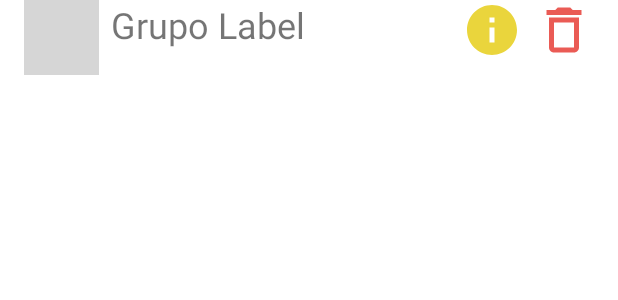
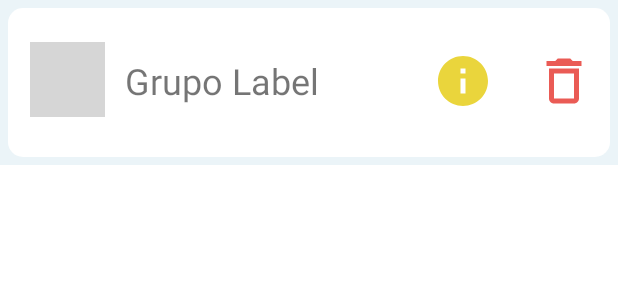
Before and after one commit to alejandroat99/ControlGastosLight, an Android app: the layout layout_grupo_list_item.xml on its own in the app's theme, with its tools: preview values and no code run, on a phone screen of 412 x 824 dp. Shown: the top 300 px of the screen. Run offline under Robolectric (Android 15) with nearby library versions, the phone set to English and light mode, and no system bars; grey boxes are pictures that could not be loaded.

Commit message:
Configurado diseño de la lista de grupos y colores de la aplicación

```diff
--- a/app/src/main/res/layout/fragment_grupos.xml
+++ b/app/src/main/res/layout/fragment_grupos.xml
@@ -13,19 +13,6 @@
         android:layout_height="match_parent"
         android:background="@color/p_background"
         android:backgroundTint="@color/p_background">
-
-        <View
-            android:id="@+id/view"
-            android:layout_width="0dp"
-            android:layout_height="0dp"
-            android:layout_marginTop="80dp"
-            android:background="@drawable/panel_color"
-            app:layout_constraintBottom_toBottomOf="parent"
-            app:layout_constraintEnd_toEndOf="parent"
-            app:layout_constraintHorizontal_bias="1.0"
-            app:layout_constraintStart_toStartOf="parent"
-            app:layout_constraintTop_toTopOf="parent"
-            app:layout_constraintVertical_bias="1.0" />
 
         <ImageButton
             android:id="@+id/btn_add"
@@ -43,14 +30,16 @@
         <ListView
             android:id="@+id/list_grupos"
             android:layout_width="match_parent"
-            android:layout_height="wrap_content"
+            android:layout_height="0dp"
+            android:layout_marginTop="10dp"
+            android:divider="@null"
             android:footerDividersEnabled="false"
             app:layout_constraintBottom_toBottomOf="parent"
             app:layout_constraintEnd_toEndOf="parent"
-            app:layout_constraintHorizontal_bias="0.0"
+            app:layout_constraintHorizontal_bias="1.0"
             app:layout_constraintStart_toStartOf="parent"
             app:layout_constraintTop_toBottomOf="@+id/btn_add"
-            app:layout_constraintVertical_bias="0.043" />
+            app:layout_constraintVertical_bias="0.384" />
 
     </androidx.constraintlayout.widget.ConstraintLayout>
 
--- a/app/src/main/res/layout/layout_grupo_list_item.xml
+++ b/app/src/main/res/layout/layout_grupo_list_item.xml
@@ -1,10 +1,24 @@
 <?xml version="1.0" encoding="utf-8"?>
-<androidx.constraintlayout.widget.ConstraintLayout
-    xmlns:android="http://schemas.android.com/apk/res/android"
+<androidx.constraintlayout.widget.ConstraintLayout xmlns:android="http://schemas.android.com/apk/res/android"
     xmlns:app="http://schemas.android.com/apk/res-auto"
     xmlns:tools="http://schemas.android.com/tools"
     android:layout_width="match_parent"
-    android:layout_height="match_parent">
+    android:layout_height="wrap_content"
+    android:background="@color/p_background">
+
+    <View
+        android:id="@+id/view2"
+        android:layout_width="0dp"
+        android:layout_height="99dp"
+        android:layout_marginStart="5dp"
+        android:layout_marginTop="5dp"
+        android:layout_marginEnd="5dp"
+        android:layout_marginBottom="5dp"
+        android:background="@drawable/panel_color"
+        app:layout_constraintBottom_toBottomOf="parent"
+        app:layout_constraintEnd_toEndOf="parent"
+        app:layout_constraintStart_toStartOf="parent"
+        app:layout_constraintTop_toTopOf="parent" />
 
     <TextView
         android:id="@+id/text_item_label"
@@ -12,22 +26,23 @@
         android:layout_height="wrap_content"
         android:text="Grupo Label"
         android:textSize="24sp"
+        app:layout_constraintBottom_toBottomOf="@+id/icon_view"
         app:layout_constraintEnd_toStartOf="@+id/btn_info"
-        app:layout_constraintHorizontal_bias="0.073"
+        app:layout_constraintHorizontal_bias="0.147"
         app:layout_constraintStart_toEndOf="@+id/icon_view"
-        app:layout_constraintTop_toTopOf="parent" />
+        app:layout_constraintTop_toTopOf="@+id/icon_view"
+        app:layout_constraintVertical_bias="0.555" />
 
-    <ImageButton
-        android:id="@+id/btn_info"
-        android:layout_width="40dp"
-        android:layout_height="40dp"
-        android:background="#FFFFFF"
-        android:scaleType="fitXY"
-        app:layout_constraintEnd_toStartOf="@+id/btn_delete"
-        app:layout_constraintHorizontal_bias="0.974"
+    <ImageView
+        android:id="@+id/icon_view"
+        android:layout_width="50dp"
+        android:layout_height="50dp"
+        android:layout_marginStart="20dp"
+        android:layout_marginTop="28dp"
+        android:scaleType="fitCenter"
         app:layout_constraintStart_toStartOf="parent"
         app:layout_constraintTop_toTopOf="parent"
-        app:srcCompat="@drawable/ic_detail" />
+        tools:srcCompat="@tools:sample/avatars" />
 
     <ImageButton
         android:id="@+id/btn_delete"
@@ -36,17 +51,22 @@
         android:layout_marginEnd="16dp"
         android:background="#FFFFFF"
         android:scaleType="fitXY"
+        app:layout_constraintBottom_toBottomOf="@+id/btn_info"
         app:layout_constraintEnd_toEndOf="parent"
-        app:layout_constraintTop_toTopOf="parent"
+        app:layout_constraintTop_toTopOf="@+id/btn_info"
         app:srcCompat="@drawable/ic_delete" />
 
-    <ImageView
-        android:id="@+id/icon_view"
-        android:layout_width="50dp"
-        android:layout_height="50dp"
-        android:layout_marginStart="16dp"
-        android:scaleType="fitCenter"
+    <ImageButton
+        android:id="@+id/btn_info"
+        android:layout_width="40dp"
+        android:layout_height="40dp"
+        android:background="#FFFFFF"
+        android:scaleType="fitXY"
+        app:layout_constraintBottom_toBottomOf="@+id/text_item_label"
+        app:layout_constraintEnd_toStartOf="@+id/btn_delete"
+        app:layout_constraintHorizontal_bias="0.913"
         app:layout_constraintStart_toStartOf="parent"
-        app:layout_constraintTop_toTopOf="parent"
-        tools:srcCompat="@tools:sample/avatars" />
+        app:layout_constraintTop_toTopOf="@+id/text_item_label"
+        app:srcCompat="@drawable/ic_detail" />
+
 </androidx.constraintlayout.widget.ConstraintLayout>
--- a/app/src/main/res/values/themes.xml
+++ b/app/src/main/res/values/themes.xml
@@ -2,12 +2,12 @@
     <!-- Base application theme. -->
     <style name="Theme.ControlGastosLight" parent="Theme.MaterialComponents.DayNight.NoActionBar">
         <!-- Primary brand color. -->
-        <item name="colorPrimary">@color/purple_500</item>
-        <item name="colorPrimaryVariant">@color/purple_700</item>
+        <item name="colorPrimary">@color/p_verde</item>
+        <item name="colorPrimaryVariant">@color/p_background</item>
         <item name="colorOnPrimary">@color/white</item>
         <!-- Secondary brand color. -->
-        <item name="colorSecondary">@color/teal_200</item>
-        <item name="colorSecondaryVariant">@color/teal_700</item>
+        <item name="colorSecondary">@color/p_mostaza</item>
+        <item name="colorSecondaryVariant">@color/p_amarilloVerdoso</item>
         <item name="colorOnSecondary">@color/black</item>
         <!-- Status bar color. -->
         <item name="android:statusBarColor" tools:targetApi="l">@color/p_negro</item>
```
